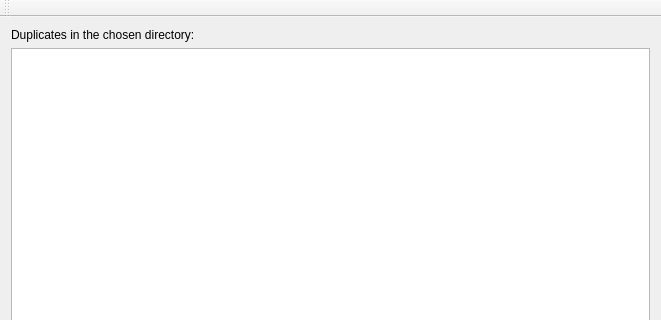
Qt form Source/SD2013DScanner/DoppleScanner3/mainwindow.ui (Valknut/duplicates) before a commit; both pictures show x 0 to 661 and y 0 to 320 of the 661 by 604 pixel window.
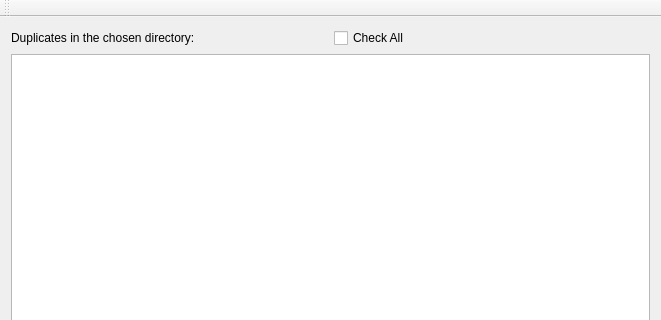
The same form after that commit.

Commit message: Check All checkBox added

The edit to the form file:
```diff
--- a/Source/SD2013DScanner/DoppleScanner3/mainwindow.ui
+++ b/Source/SD2013DScanner/DoppleScanner3/mainwindow.ui
@@ -16,6 +16,8 @@
   <widget class="QWidget" name="centralWidget">
    <layout class="QVBoxLayout" name="verticalLayout">
     <item>
+     <layout class="QHBoxLayout" name="horizontalLayout_2">
+      <item>
      <widget class="QLabel" name="label_2">
       <property name="text">
        <string>Duplicates in the chosen directory: </string>
@@ -23,6 +25,15 @@
      </widget>
     </item>
     <item>
+       <widget class="QCheckBox" name="masterCheck">
+        <property name="text">
+         <string>Check All</string>
+        </property>
+       </widget>
+      </item>
+     </layout>
+    </item>
+    <item>
      <widget class="QTableWidget" name="tableWidget"/>
     </item>
     <item>
```
Left out of the diff: 2 changed lines with no effect on the pictures. Lines whose indentation alone changed are shown as unchanged. The commit also changes 4 other files.
